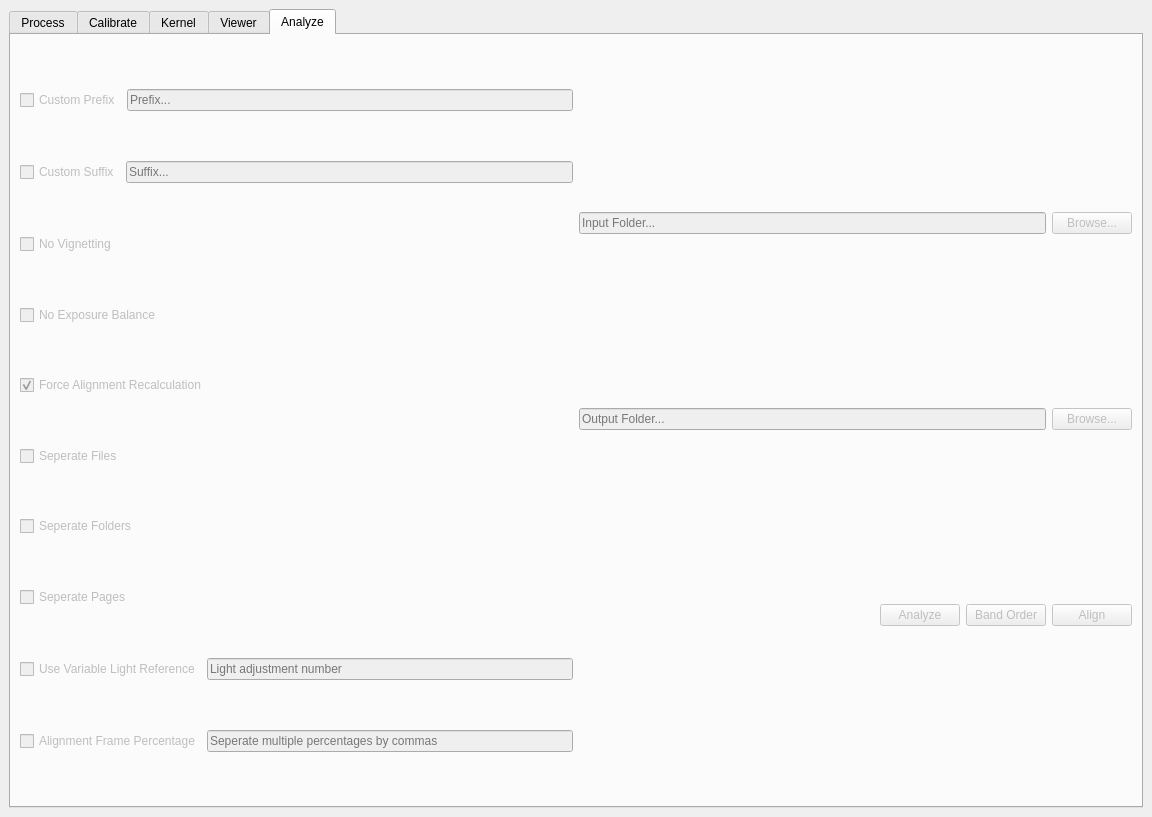
First picture: the form in MAPIR_Processing_dockwidget_base.ui, repository harshanalla/MAPIR_Camera_Control, before the edit.
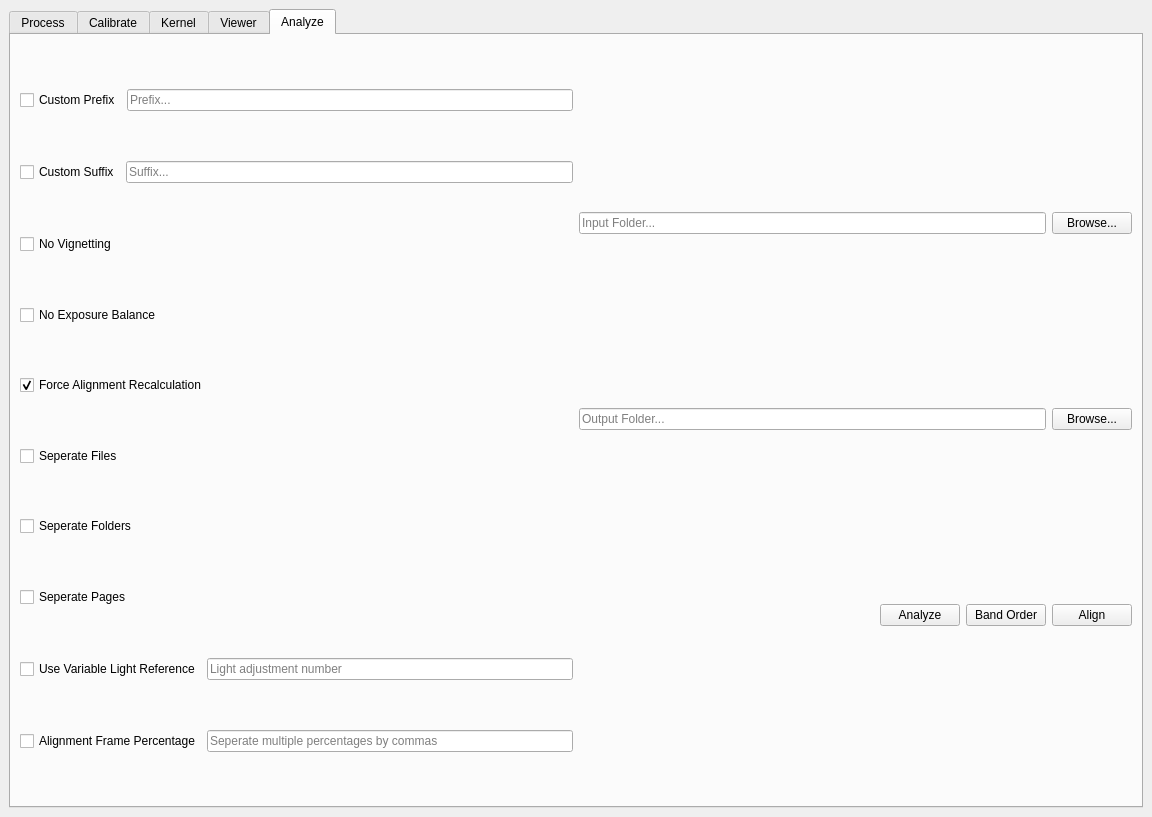
Second picture: the form after the edit. The open tabs and pages were chosen to show the change. Icons and pictures are not drawn.

```diff
--- a/MAPIR_Processing_dockwidget_base.ui
+++ b/MAPIR_Processing_dockwidget_base.ui
@@ -334,12 +334,12 @@
               </item>
               <item>
                <property name="text">
-                <string>Kernel 3.0</string>
+                <string>Kernel 3.2</string>
                </property>
               </item>
               <item>
                <property name="text">
-                <string>Kernel 14.0</string>
+                <string>Kernel 14.4</string>
                </property>
               </item>
               <item>
@@ -408,6 +408,13 @@
               </property>
              </widget>
             </item>
+            <item row="2" column="3">
+             <widget class="QCheckBox" name="PreProcessJPGBox">
+              <property name="text">
+               <string>Output JPG</string>
+              </property>
+             </widget>
+            </item>
            </layout>
           </item>
           <item>
@@ -2371,11 +2378,6 @@
                <layout class="QHBoxLayout" name="horizontalLayout_27">
                 <item>
                  <widget class="QComboBox" name="KernelFilterSelect">
-                  <item>
-                   <property name="text">
-                    <string>RGB</string>
-                   </property>
-                  </item>
                   <item>
                    <property name="text">
                     <string>405</string>
@@ -2461,6 +2463,11 @@
                     <string>945</string>
                    </property>
                   </item>
+                  <item>
+                   <property name="text">
+                    <string>RGB</string>
+                   </property>
+                  </item>
                   <item>
                    <property name="text">
                     <string>UVR</string>
@@ -3627,7 +3634,7 @@
             <item>
              <spacer name="verticalSpacer_16">
               <property name="enabled">
-               <bool>false</bool>
+               <bool>true</bool>
               </property>
               <property name="orientation">
                <enum>Qt::Vertical</enum>
@@ -3645,7 +3652,7 @@
               <item>
                <widget class="QCheckBox" name="PrefixBox">
                 <property name="enabled">
-                 <bool>false</bool>
+                 <bool>true</bool>
                 </property>
                 <property name="text">
                  <string>Custom Prefix</string>
@@ -3655,7 +3662,7 @@
               <item>
                <widget class="QLineEdit" name="Prefix">
                 <property name="enabled">
-                 <bool>false</bool>
+                 <bool>true</bool>
                 </property>
                 <property name="placeholderText">
                  <string>Prefix...</string>
@@ -3667,7 +3674,7 @@
             <item>
              <spacer name="verticalSpacer_7">
               <property name="enabled">
-               <bool>false</bool>
+               <bool>true</bool>
               </property>
               <property name="orientation">
                <enum>Qt::Vertical</enum>
@@ -3685,7 +3692,7 @@
               <item>
                <widget class="QCheckBox" name="SuffixBox">
                 <property name="enabled">
-                 <bool>false</bool>
+                 <bool>true</bool>
                 </property>
                 <property name="text">
                  <string>Custom Suffix</string>
@@ -3695,7 +3702,7 @@
               <item>
                <widget class="QLineEdit" name="Suffix">
                 <property name="enabled">
-                 <bool>false</bool>
+                 <bool>true</bool>
                 </property>
                 <property name="placeholderText">
                  <string>Suffix...</string>
@@ -3707,7 +3714,7 @@
             <item>
              <spacer name="verticalSpacer_8">
               <property name="enabled">
-               <bool>false</bool>
+               <bool>true</bool>
               </property>
               <property name="orientation">
                <enum>Qt::Vertical</enum>
@@ -3723,7 +3730,7 @@
             <item>
              <widget class="QCheckBox" name="NoVignettingBox">
               <property name="enabled">
-               <bool>false</bool>
+               <bool>true</bool>
               </property>
               <property name="text">
                <string>No Vignetting</string>
@@ -3733,7 +3740,7 @@
             <item>
              <spacer name="verticalSpacer_9">
               <property name="enabled">
-               <bool>false</bool>
+               <bool>true</bool>
               </property>
               <property name="orientation">
                <enum>Qt::Vertical</enum>
@@ -3749,7 +3756,7 @@
             <item>
              <widget class="QCheckBox" name="NoExposureBalanceBox">
               <property name="enabled">
-               <bool>false</bool>
+               <bool>true</bool>
               </property>
               <property name="text">
                <string>No Exposure Balance</string>
@@ -3759,7 +3766,7 @@
             <item>
              <spacer name="verticalSpacer_10">
               <property name="enabled">
-               <bool>false</bool>
+               <bool>true</bool>
               </property>
               <property name="orientation">
                <enum>Qt::Vertical</enum>
@@ -3775,7 +3782,7 @@
             <item>
              <widget class="QCheckBox" name="ForceAlignmentBox">
               <property name="enabled">
-               <bool>false</bool>
+               <bool>true</bool>
               </property>
               <property name="text">
                <string>Force Alignment Recalculation</string>
@@ -3788,7 +3795,7 @@
             <item>
              <spacer name="verticalSpacer_11">
               <property name="enabled">
-               <bool>false</bool>
+               <bool>true</bool>
               </property>
               <property name="orientation">
                <enum>Qt::Vertical</enum>
@@ -3804,7 +3811,7 @@
             <item>
              <widget class="QCheckBox" name="SeperateFilesBox">
               <property name="enabled">
-               <bool>false</bool>
+               <bool>true</bool>
               </property>
               <property name="text">
                <string>Seperate Files</string>
@@ -3814,7 +3821,7 @@
             <item>
              <spacer name="verticalSpacer_12">
               <property name="enabled">
-               <bool>false</bool>
+               <bool>true</bool>
               </property>
               <property name="orientation">
                <enum>Qt::Vertical</enum>
@@ -3830,7 +3837,7 @@
             <item>
              <widget class="QCheckBox" name="SeperateFoldersBox">
               <property name="enabled">
-               <bool>false</bool>
+               <bool>true</bool>
               </property>
               <property name="text">
                <string>Seperate Folders</string>
@@ -3840,7 +3847,7 @@
             <item>
              <spacer name="verticalSpacer_13">
               <property name="enabled">
-               <bool>false</bool>
+               <bool>true</bool>
               </property>
               <property name="orientation">
                <enum>Qt::Vertical</enum>
@@ -3856,7 +3863,7 @@
             <item>
              <widget class="QCheckBox" name="SeperatePagesBox">
               <property name="enabled">
-               <bool>false</bool>
+               <bool>true</bool>
               </property>
               <property name="text">
                <string>Seperate Pages</string>
@@ -3866,7 +3873,7 @@
             <item>
              <spacer name="verticalSpacer_14">
               <property name="enabled">
-               <bool>false</bool>
+               <bool>true</bool>
               </property>
               <property name="orientation">
                <enum>Qt::Vertical</enum>
@@ -3884,7 +3891,7 @@
               <item>
                <widget class="QCheckBox" name="LightRefBox">
                 <property name="enabled">
-                 <bool>false</bool>
+                 <bool>true</bool>
                 </property>
                 <property name="text">
                  <string>Use Variable Light Reference</string>
@@ -3894,7 +3901,7 @@
               <item>
                <widget class="QLineEdit" name="LightRef">
                 <property name="enabled">
-                 <bool>false</bool>
+                 <bool>true</bool>
                 </property>
                 <property name="placeholderText">
                  <string>Light adjustment number</string>
@@ -3906,7 +3913,7 @@
             <item>
              <spacer name="verticalSpacer_15">
               <property name="enabled">
-               <bool>false</bool>
+               <bool>true</bool>
               </property>
               <property name="orientation">
                <enum>Qt::Vertical</enum>
@@ -3924,7 +3931,7 @@
               <item>
                <widget class="QCheckBox" name="AlignmentPercentageBox">
                 <property name="enabled">
-                 <bool>false</bool>
+                 <bool>true</bool>
                 </property>
                 <property name="text">
                  <string>Alignment Frame Percentage</string>
@@ -3934,7 +3941,7 @@
               <item>
                <widget class="QLineEdit" name="AlignmentPercentage">
                 <property name="enabled">
-                 <bool>false</bool>
+                 <bool>true</bool>
                 </property>
                 <property name="placeholderText">
                  <string>Seperate multiple percentages by commas</string>
@@ -3946,7 +3953,7 @@
             <item>
              <spacer name="verticalSpacer_17">
               <property name="enabled">
-               <bool>false</bool>
+               <bool>true</bool>
               </property>
               <property name="orientation">
                <enum>Qt::Vertical</enum>
@@ -3968,7 +3975,7 @@
               <item>
                <widget class="QLineEdit" name="AnalyzeInput">
                 <property name="enabled">
-                 <bool>false</bool>
+                 <bool>true</bool>
                 </property>
                 <property name="placeholderText">
                  <string>Input Folder...</string>
@@ -3978,7 +3985,7 @@
               <item>
                <widget class="QPushButton" name="AnalyzeInButton">
                 <property name="enabled">
-                 <bool>false</bool>
+                 <bool>true</bool>
                 </property>
                 <property name="text">
                  <string>Browse...</string>
@@ -3992,7 +3999,7 @@
               <item>
                <widget class="QLineEdit" name="AnalyzeOutput">
                 <property name="enabled">
-                 <bool>false</bool>
+                 <bool>true</bool>
                 </property>
                 <property name="placeholderText">
                  <string>Output Folder...</string>
@@ -4002,7 +4009,7 @@
               <item>
                <widget class="QPushButton" name="AnalyzeOutButton">
                 <property name="enabled">
-                 <bool>false</bool>
+                 <bool>true</bool>
                 </property>
                 <property name="text">
                  <string>Browse...</string>
@@ -4016,7 +4023,7 @@
               <item>
                <spacer name="horizontalSpacer_12">
                 <property name="enabled">
-                 <bool>false</bool>
+                 <bool>true</bool>
                 </property>
                 <property name="orientation">
                  <enum>Qt::Horizontal</enum>
@@ -4032,7 +4039,7 @@
               <item>
                <widget class="QPushButton" name="AnalyzeButton">
                 <property name="enabled">
-                 <bool>false</bool>
+                 <bool>true</bool>
                 </property>
                 <property name="text">
                  <string>Analyze</string>
@@ -4042,7 +4049,7 @@
               <item>
                <widget class="QPushButton" name="BandOrderButton">
                 <property name="enabled">
-                 <bool>false</bool>
+                 <bool>true</bool>
                 </property>
                 <property name="text">
                  <string>Band Order</string>
@@ -4052,7 +4059,7 @@
               <item>
                <widget class="QPushButton" name="AlignButton">
                 <property name="enabled">
-                 <bool>false</bool>
+                 <bool>true</bool>
                 </property>
                 <property name="text">
                  <string>Align</string>
```
